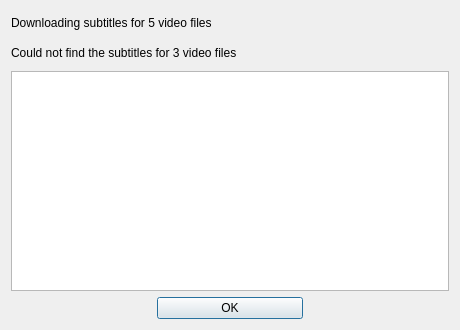
Before: the Qt Designer form gui/ui/frmsummary.ui in QNapi/qnapi, drawn with Qt 5.
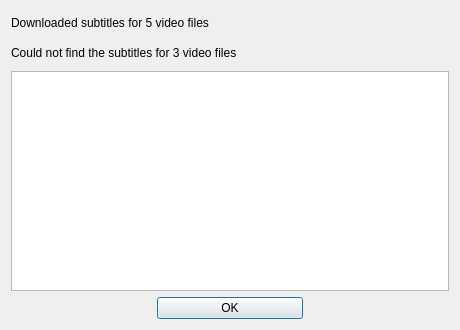
After: the same form once the commit is applied. Icons and pictures are not drawn.

```diff
--- a/gui/ui/frmsummary.ui
+++ b/gui/ui/frmsummary.ui
@@ -42,7 +42,7 @@
       </size>
      </property>
      <property name="text">
-      <string>Downloading subtitles for 5 video files</string>
+      <string>Downloaded subtitles for 5 video files</string>
      </property>
      <property name="textFormat">
       <enum>Qt::AutoText</enum>
```
Left out of the diff: 2 changed lines with no effect on the pictures.
